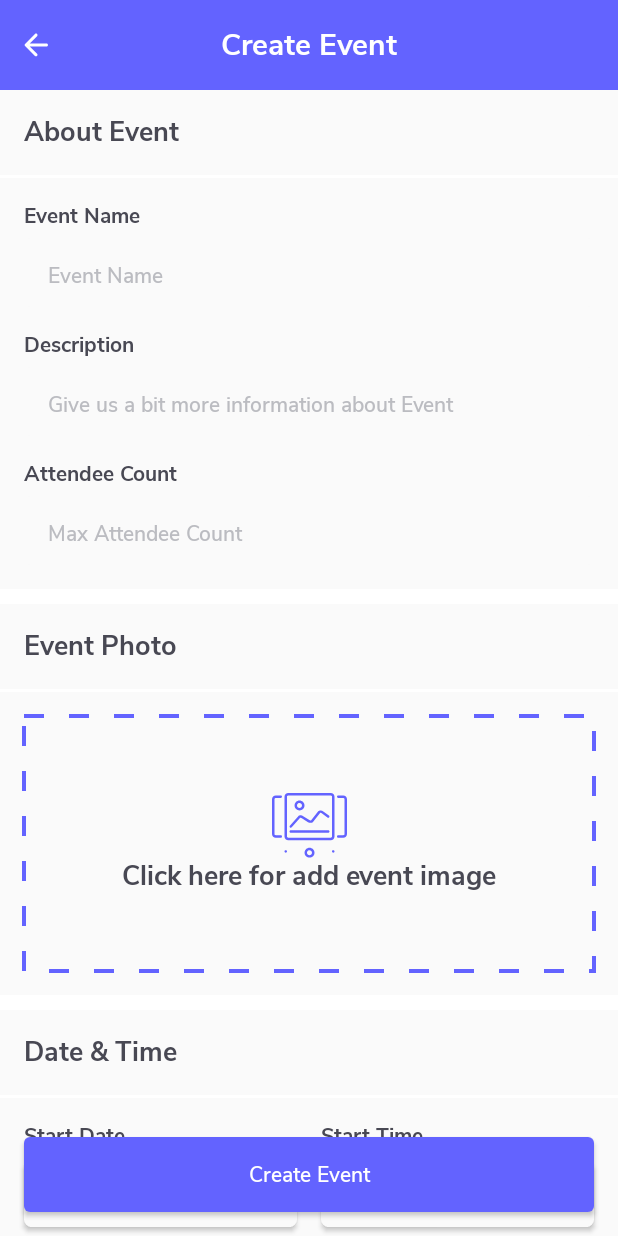
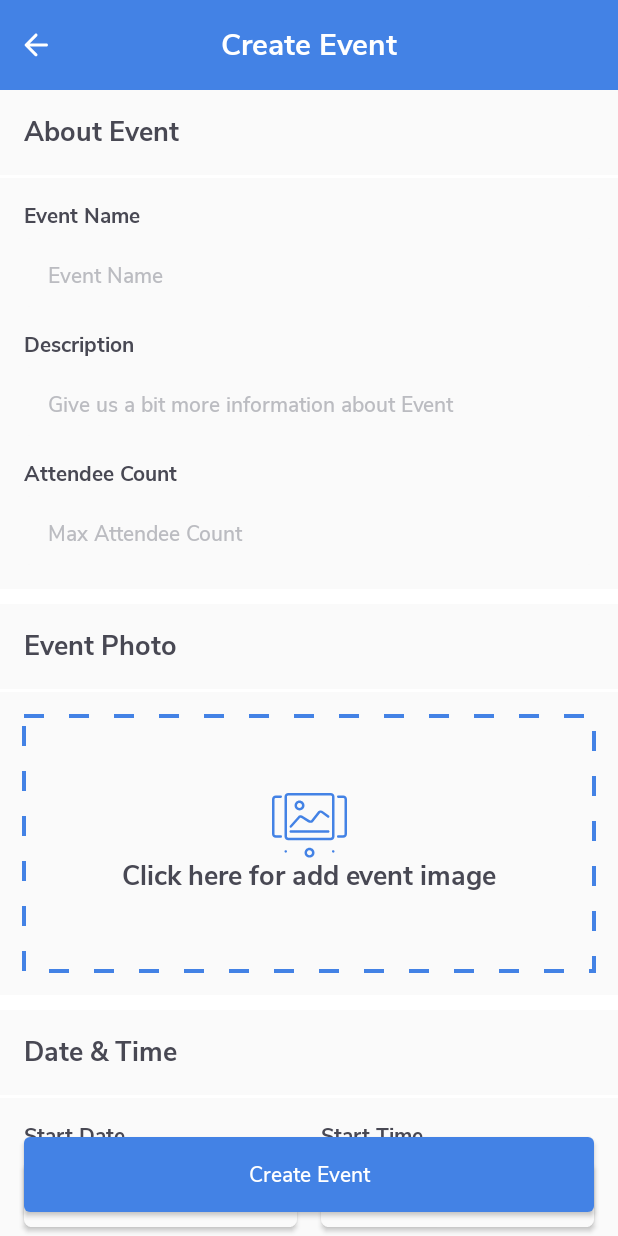
Before and after one commit to Enes-Kayiklik/KOU-Social, an Android app built with Jetpack Compose: the screen_event screen opened through its navigation route, on a phone screen of 412 x 824 dp. Run offline under Robolectric (Android 15) with nearby library versions, the phone set to English and light mode, and no system bars; our stand-ins replace Dagger/Hilt's generated code, accompanist; pictures from the network do not load; 2 statements that could not run were skipped.

Commit message:
updated primary color and selected item background alpha

```diff
--- a/app/src/main/java/com/eneskayiklik/eventverse/core/component/BaseBottomNavItem.kt
+++ b/app/src/main/java/com/eneskayiklik/eventverse/core/component/BaseBottomNavItem.kt
@@ -27,7 +27,7 @@ fun BaseBottomNavItem(
     selectedColor: Color = MaterialTheme.colors.primary,
     onClick: () -> Unit
 ) {
-    val backColor by animateColorAsState(targetValue = if (selected) selectedColor.copy(alpha = .5F) else Color.Transparent)
+    val backColor by animateColorAsState(targetValue = if (selected) selectedColor.copy(alpha = .2F) else Color.Transparent)
     val itemsColor by animateColorAsState(targetValue = if (selected) selectedColor else MaterialTheme.colors.onSurface)
     Box(
         modifier = Modifier
--- a/app/src/main/java/com/eneskayiklik/eventverse/core/ui/theme/Color.kt
+++ b/app/src/main/java/com/eneskayiklik/eventverse/core/ui/theme/Color.kt
@@ -2,7 +2,7 @@ package com.eneskayiklik.eventverse.core.ui.theme
 
 import androidx.compose.ui.graphics.Color
 
-val Purple200 = Color(0xFF6363FF)
+val Purple200 = Color(0xFF4382E5)
 val Teal200 = Color(0xFF00F8FF)
 val Black300 = Color(0xFF2D2D3A)
 val Black100 = Color(0xFF393948)
```
